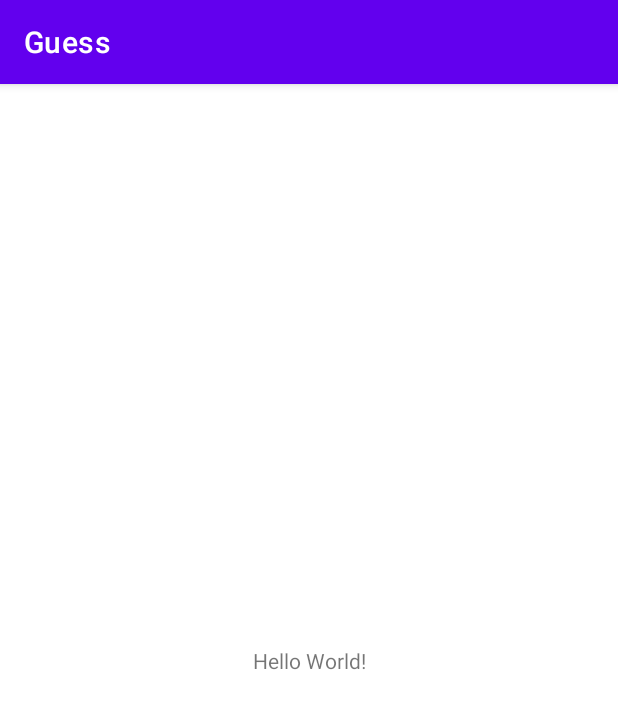
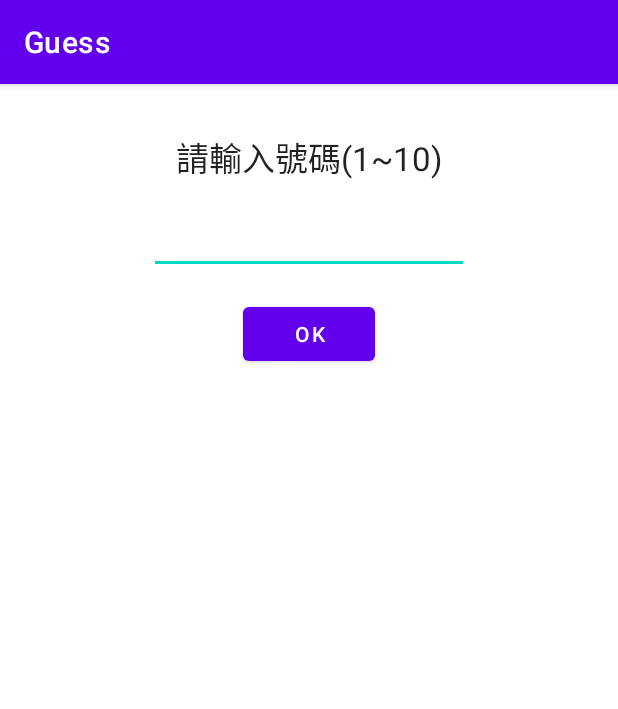
Before and after one commit to pupux/Guess, an Android app: the screen it shows after launch (MainActivity), on a phone screen of 412 x 824 dp. Shown: the top 709 px of the screen. Run offline under Robolectric (Android 15) with nearby library versions, the phone set to English and light mode, and no system bars.

Commit message:
function design, toast, dialog

```diff
--- a/app/build.gradle
+++ b/app/build.gradle
@@ -1,6 +1,7 @@
 plugins {
     id 'com.android.application'
     id 'kotlin-android'
+    id 'kotlin-android-extensions'
 }
 
 android {
--- a/app/src/main/res/layout/activity_main.xml
+++ b/app/src/main/res/layout/activity_main.xml
@@ -7,13 +7,36 @@
     tools:context=".MainActivity">
 
     <TextView
-        android:id="@+id/hello_main"
+        android:id="@+id/textView"
         android:layout_width="wrap_content"
         android:layout_height="wrap_content"
-        android:text="Hello World!"
-        app:layout_constraintBottom_toBottomOf="parent"
-        app:layout_constraintLeft_toLeftOf="parent"
-        app:layout_constraintRight_toRightOf="parent"
+        android:layout_marginTop="32dp"
+        android:text="請輸入號碼(1~10)"
+        android:textAppearance="@style/TextAppearance.AppCompat.Large"
+        app:layout_constraintEnd_toEndOf="parent"
+        app:layout_constraintStart_toStartOf="parent"
         app:layout_constraintTop_toTopOf="parent" />
 
+    <EditText
+        android:id="@+id/number"
+        android:layout_width="wrap_content"
+        android:layout_height="wrap_content"
+        android:layout_marginTop="16dp"
+        android:ems="10"
+        android:inputType="numberDecimal"
+        android:textAppearance="@style/TextAppearance.AppCompat.Medium"
+        app:layout_constraintEnd_toEndOf="parent"
+        app:layout_constraintStart_toStartOf="parent"
+        app:layout_constraintTop_toBottomOf="@+id/textView" />
+
+    <Button
+        android:id="@+id/ok_button"
+        android:layout_width="wrap_content"
+        android:layout_height="wrap_content"
+        android:layout_marginTop="16dp"
+        android:onClick="check"
+        android:text="OK"
+        app:layout_constraintEnd_toEndOf="parent"
+        app:layout_constraintStart_toStartOf="parent"
+        app:layout_constraintTop_toBottomOf="@+id/number" />
 </androidx.constraintlayout.widget.ConstraintLayout>
```
Also changed, not shown: app/src/main/java/com/example/guess/MainActivity.kt (+26 -1 lines), app/src/main/java/com/example/guess/SecretNumber.kt (added, +18 -0 lines), app/src/main/res/layout/linear_main.xml (added, +32 -0 lines).
